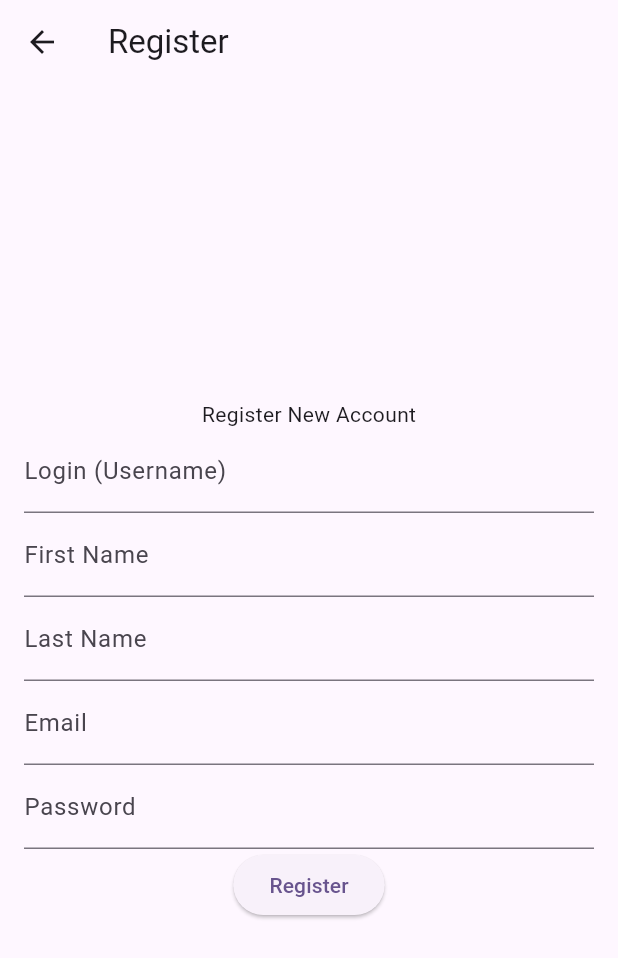
After one commit to AaldertKroes/software_startup, a Flutter app: the RegisterView screen opened by its route, on a phone screen of 412 x 824 dp. The commit adds this screen. Shown: the top 958 px of the screen. Run offline on Flutter 3.47's test engine with Material 3 defaults, Android fonts, the phone set to English and light mode, and no system bars; our stand-ins replace flutter_map, flutter_secure_storage, geocoding, latlong2; missing offline and left inert: mailer; accounts and stored records are empty.

Commit message:
Registration

```diff
--- a/lib/controllers/PackageStatusCheckerController.dart
+++ b/lib/controllers/PackageStatusCheckerController.dart
@@ -37,7 +37,7 @@ class PackageStatusChecker {
   }
 
   Future<void> sendStatusUpdateEmail(dynamic package) async {
-    final smtpServer = SmtpServer('10.0.2.2', port: 1025, allowInsecure: true);
+    final smtpServer = SmtpServer('10.0.2.2', port: 25, allowInsecure: true);
 
     final message = Message()
       ..from = const Address('your_email@example.com', 'Your Name')
--- a/lib/core/Routes.dart
+++ b/lib/core/Routes.dart
@@ -11,6 +11,7 @@ import 'package:software_startup/views/MapView.dart';
 import 'package:software_startup/views/PackagesAssignView.dart';
 import 'package:software_startup/views/PackagesView.dart';
 import 'package:software_startup/views/ReceiverView.dart';
+import 'package:software_startup/views/RegisterView.dart';
 import 'package:software_startup/views/SenderPaymentView.dart';
 import 'package:software_startup/views/send_package/SendPackagesAddressView.dart';
 import 'package:software_startup/views/send_package/SendPackagesBoxSizeView.dart';
@@ -20,6 +21,7 @@ import 'package:software_startup/views/send_package/SendPackagesRecipientView.da
 Map<String, WidgetBuilder> appRoutes(DependencyContainer di) {
   return {
     '/': (context) => LoginView(authController: AuthController(baseUrl: di.apiController.baseUrl)),
+    '/register': (context) => RegisterView(authController: AuthController(baseUrl: di.apiController.baseUrl)),
     '/home': (context) => const HomeView(),
     '/packages-assign': (context) => PackagesAssignView(controller: PackagesAssignController(apiController: di.apiController)),
     '/packages': (context) => PackagesView(controller: di.packagesController),
--- a/lib/views/LoginView.dart
+++ b/lib/views/LoginView.dart
@@ -44,6 +44,12 @@ class LoginView extends StatelessWidget {
                 },
                 child: const Text("Login"),
             ),
+              ElevatedButton(
+              onPressed: () {
+                Navigator.pushNamed(context, '/register');
+              },
+              child: const Text("Register"),
+            ),
           ],
         ),
       ),
--- /dev/null
+++ b/lib/views/RegisterView.dart
@@ -0,0 +1,69 @@
+import 'package:flutter/material.dart';
+import 'package:software_startup/controllers/AuthController.dart';
+
+class RegisterView extends StatelessWidget {
+  final AuthController authController;
+
+  RegisterView({Key? key, required this.authController}) : super(key: key);
+
+  final loginController = TextEditingController();
+  final firstNameController = TextEditingController();
+  final lastNameController = TextEditingController();
+  final emailController = TextEditingController();
+  final passwordController = TextEditingController();
+
+  @override
+  Widget build(BuildContext context) {
+    return Scaffold(
+      appBar: AppBar(title: const Text("Register")),
+      body: Padding(
+        padding: const EdgeInsets.all(16.0),
+        child: Column(
+          mainAxisAlignment: MainAxisAlignment.center,
+          children: <Widget>[
+            const Text('Register New Account'),
+            TextField(
+              controller: loginController,
+              decoration: const InputDecoration(labelText: "Login (Username)"),
+            ),
+            TextField(
+              controller: firstNameController,
+              decoration: const InputDecoration(labelText: "First Name"),
+            ),
+            TextField(
+              controller: lastNameController,
+              decoration: const InputDecoration(labelText: "Last Name"),
+            ),
+            TextField(
+              controller: emailController,
+              decoration: const InputDecoration(labelText: "Email"),
+            ),
+            TextField(
+              controller: passwordController,
+              decoration: const InputDecoration(labelText: "Password"),
+              obscureText: true,
+            ),
+            ElevatedButton(
+              onPressed: () {
+                authController.register(
+                  loginController.text,
+                  firstNameController.text,
+                  lastNameController.text,
+                  emailController.text,
+                  passwordController.text,
+                );
+
+                ScaffoldMessenger.of(context).showSnackBar(
+                  const SnackBar(content: Text('Registration successful, activation email sent')),
+                );
+
+                Navigator.pushNamed(context, '/');
+              },
+              child: const Text("Register"),
+            ),
+          ],
+        ),
+      ),
+    );
+  }
+}
```
Also changed, not shown: lib/controllers/AuthController.dart (+43 -1 lines).
